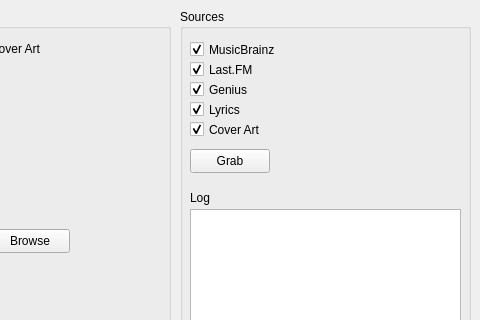
Qt form mainwindow.ui (dylondark/InTAGrator) before a commit; both pictures show x 800 to 1280 and y 111 to 431 of the 1280 by 720 pixel window.
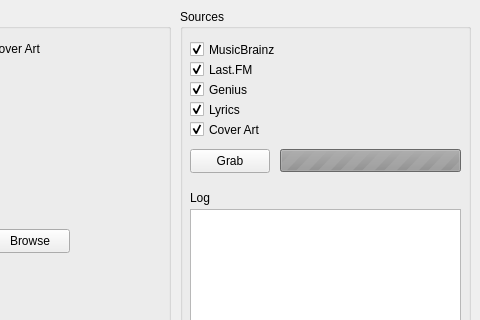
The same form after that commit. Icons and pictures are not drawn.

Commit message: Enable progress bar when grabbing data from sources

Patch:
```diff
--- a/mainwindow.ui
+++ b/mainwindow.ui
@@ -442,6 +442,25 @@
       <string>Log</string>
      </property>
     </widget>
+    <widget class="QProgressBar" name="progressBar">
+     <property name="enabled">
+      <bool>false</bool>
+     </property>
+     <property name="geometry">
+      <rect>
+       <x>100</x>
+       <y>140</y>
+       <width>181</width>
+       <height>23</height>
+      </rect>
+     </property>
+     <property name="maximum">
+      <number>0</number>
+     </property>
+     <property name="value">
+      <number>-1</number>
+     </property>
+    </widget>
    </widget>
   </widget>
  </widget>
```
The commit also changes 1 other file.
